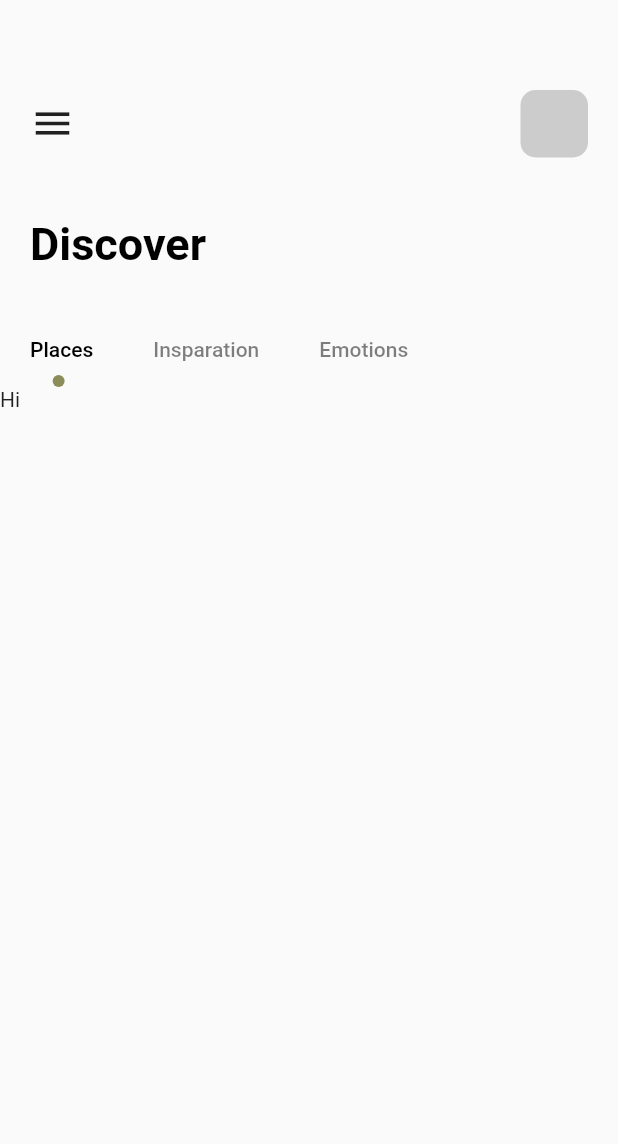
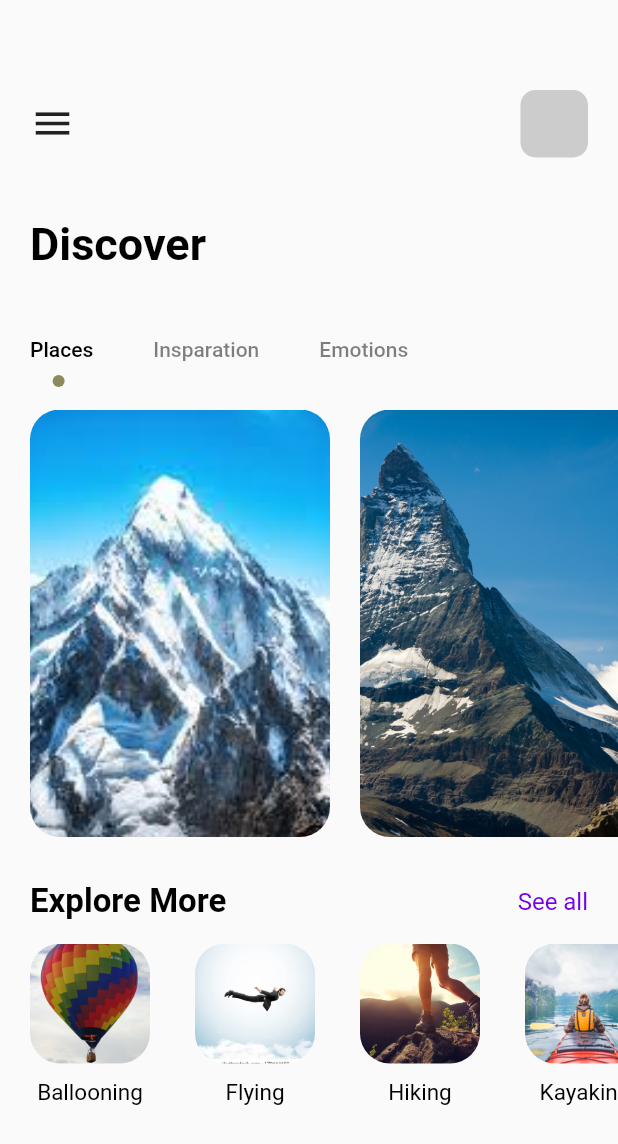
Before and after one commit to RRKawchar/travel_app_ui, a Flutter app: the HomePage screen opened directly, on a phone screen of 412 x 824 dp. Shown: the top 1144 px of the screen. Run offline on Flutter 3.47's test engine with Material 2 defaults, Android fonts, the phone set to English and light mode, and no system bars.

Commit message:
4th commit

```diff
--- a/lib/main.dart
+++ b/lib/main.dart
@@ -1,5 +1,6 @@
 import 'package:flutter/material.dart';
-import 'package:travel_app_ui/pages/navPages/main_page.dart';
+import 'package:travel_app_ui/pages/details_page.dart';
+import 'package:travel_app_ui/pages/main_page.dart';
 
 void main() {
   runApp(const MyApp());
@@ -16,7 +17,7 @@ class MyApp extends StatelessWidget {
       theme: ThemeData(
         primarySwatch: Colors.blue,
       ),
-      home: MainPage(),
+      home: DetailsPage(),
     );
   }
 }
--- a/lib/pages/navPages/home_page.dart
+++ b/lib/pages/navPages/home_page.dart
@@ -1,6 +1,7 @@
 import 'package:flutter/material.dart';
 import 'package:travel_app_ui/widgets/app_colors.dart';
 import 'package:travel_app_ui/widgets/app_large_text.dart';
+import 'package:travel_app_ui/widgets/app_simple_text.dart';
 
 class HomePage extends StatefulWidget {
   const HomePage({Key? key}) : super(key: key);
@@ -10,6 +11,24 @@ class HomePage extends StatefulWidget {
 }
 
 class _HomePageState extends State<HomePage> with TickerProviderStateMixin{
+
+  var images=[
+    "assets/images/mountain.png",
+    "assets/images/welcome_first.png",
+    "assets/images/welcome_one.png",
+
+  ];
+
+  var iconimages={
+    "assets/images/ballooning.png":"Ballooning",
+    "assets/images/flying.png":"Flying",
+    "assets/images/hiking.png":"Hiking",
+    "assets/images/kayaking.png":"Kayaking",
+    "assets/images/snorkling.png":"Snorkeling"
+
+  };
+
+
   @override
   Widget build(BuildContext context) {
     TabController _tabController=TabController(length: 3, vsync: this);
@@ -53,7 +72,7 @@ class _HomePageState extends State<HomePage> with TickerProviderStateMixin{
                 indicator: CircleTabIndicator(color: AppColors.mainColor,radius: 4),
                 isScrollable: true,
                 controller: _tabController,
-                tabs: [
+                tabs: const [
                   Tab(text: "Places",),
                   Tab(text: "Insparation",),
                   Tab(text: "Emotions",),
@@ -62,16 +81,88 @@ class _HomePageState extends State<HomePage> with TickerProviderStateMixin{
             ),
           ),
           Container(
+            padding:const EdgeInsets.only(left: 20,top: 15),
             height: 300,
             width: double.maxFinite,
             child: TabBarView(
                 controller: _tabController,
                 children: [
-                  Text("Hi"),
-                  Text("There"),
+                  ListView.builder(
+                    itemCount: images.length,
+                    scrollDirection: Axis.horizontal,
+                    itemBuilder: (BuildContext context, int index) {
+                      return Padding(
+                        padding: const EdgeInsets.only(right: 20),
+                        child: Container(
+                        width: 200,
+                        height: 300,
+                        decoration: BoxDecoration(
+                        borderRadius: BorderRadius.circular(20),
+                        color: AppColors.colorWhit,
+                        image: DecorationImage(
+                        image: AssetImage(images[index]),fit: BoxFit.cover
+                        )
+                        ),
+                        ),
+                      );
+                    },
+
+                  ),
+                  Text("Md Sagor Khan"),
                   Text("Hello")
 
                 ]
+
+            ),
+          ),
+          SizedBox(height: 30,),
+          Container(
+            margin: EdgeInsets.only(left: 20,right: 20),
+            child: Row(
+              mainAxisAlignment: MainAxisAlignment.spaceBetween,
+              children: [
+                AppLargeText(text: "Explore More",size: 22,color: AppColors.colorBlack,),
+                AppSimpleText(text: "See all",size: 16,color: AppColors.colorPurple,)
+
+              ],
+            ),
+          ),
+          SizedBox(height: 15,),
+          Container(
+          margin:const EdgeInsets.only(left: 20),
+            height: 130,
+            width: double.maxFinite,
+            child: ListView.builder(
+                  scrollDirection: Axis.horizontal,
+              itemCount: iconimages.length,
+                itemBuilder: (context,index){
+
+                  return Padding(
+                    padding: const EdgeInsets.only(right: 30),
+                    child: Container(
+                      child: Column(
+                        children: [
+                          Container(
+                            width: 80,
+                            height: 80,
+                            decoration: BoxDecoration(
+                                borderRadius: BorderRadius.circular(20),
+                                color: AppColors.colorWhit,
+                                image: DecorationImage(
+                                    image: AssetImage(iconimages.keys.elementAt(index)),fit: BoxFit.cover
+                                )
+                            ),
+                          ),
+                          SizedBox(height: 10,),
+                          Container(
+                            child: AppSimpleText(text: iconimages.values.elementAt(index),color: AppColors.colorBlack,size: 15,),
+                          )
+
+                        ],
+                      ),
+                    ),
+                  );
+                }
 
             ),
           )
--- a/lib/pages/welcome_page.dart
+++ b/lib/pages/welcome_page.dart
@@ -51,7 +51,7 @@ class _WelcomePageState extends State<WelcomePage> {
                       mainAxisAlignment: MainAxisAlignment.start,
                       crossAxisAlignment: CrossAxisAlignment.start,
                       children: [
-                       AppLargeText(text: "Trips",),
+                       AppLargeText(text: "Trips", color: AppColors.colorWhit,),
                        AppSimpleText(text: "Mountain",size: 25,color: AppColors.colorBlack,),
                        const SizedBox(height: 10,),
                        SizedBox(
--- a/lib/widgets/app_colors.dart
+++ b/lib/widgets/app_colors.dart
@@ -6,6 +6,7 @@ class AppColors{
   static const colorRed=Color(0xfff90606);
   static const colorBlack=Color(0xff000000);
   static const colorgray1=Color(0xff666666);
+  static const colorPurple=Color(0xff7300e6);
   static const colorWhit=Color(0xffffffff);
 
   static const mainColor=Color(0xff8c8c5a);
--- a/lib/widgets/app_large_text.dart
+++ b/lib/widgets/app_large_text.dart
@@ -5,7 +5,7 @@ class AppLargeText extends StatelessWidget {
   final String text;
   final Color color;
 
-  AppLargeText({Key? key, required this.text,  this.color=Colors.white,this.size=30}) : super(key: key);
+  AppLargeText({Key? key, required this.text,  required this.color,this.size=30}) : super(key: key);
 
   @override
   Widget build(BuildContext context) {
```
Also changed, not shown: lib/pages/details_page.dart (added, +82 -0 lines), assets/images/ballooning.png (added), assets/images/flying.png (added), assets/images/hiking.png (added), assets/images/kayaking.png (added), assets/images/mountain.png (added), assets/images/snorkling.png (added), lib/pages/main_page.dart (renamed from lib/pages/navPages/main_page.dart).
